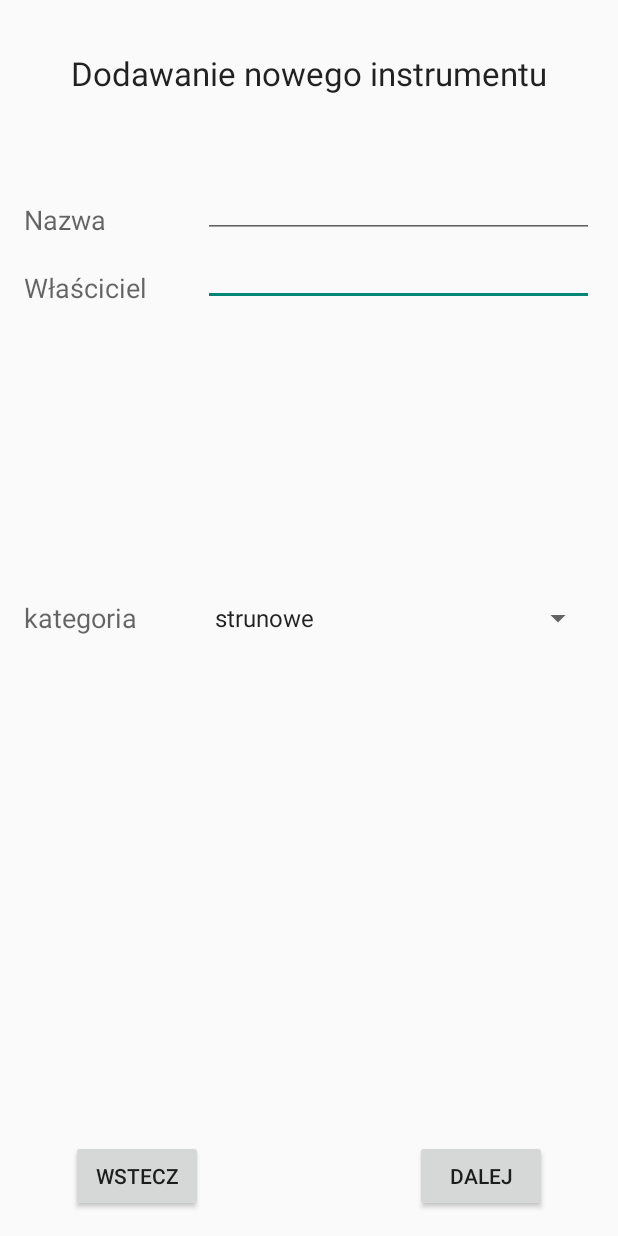
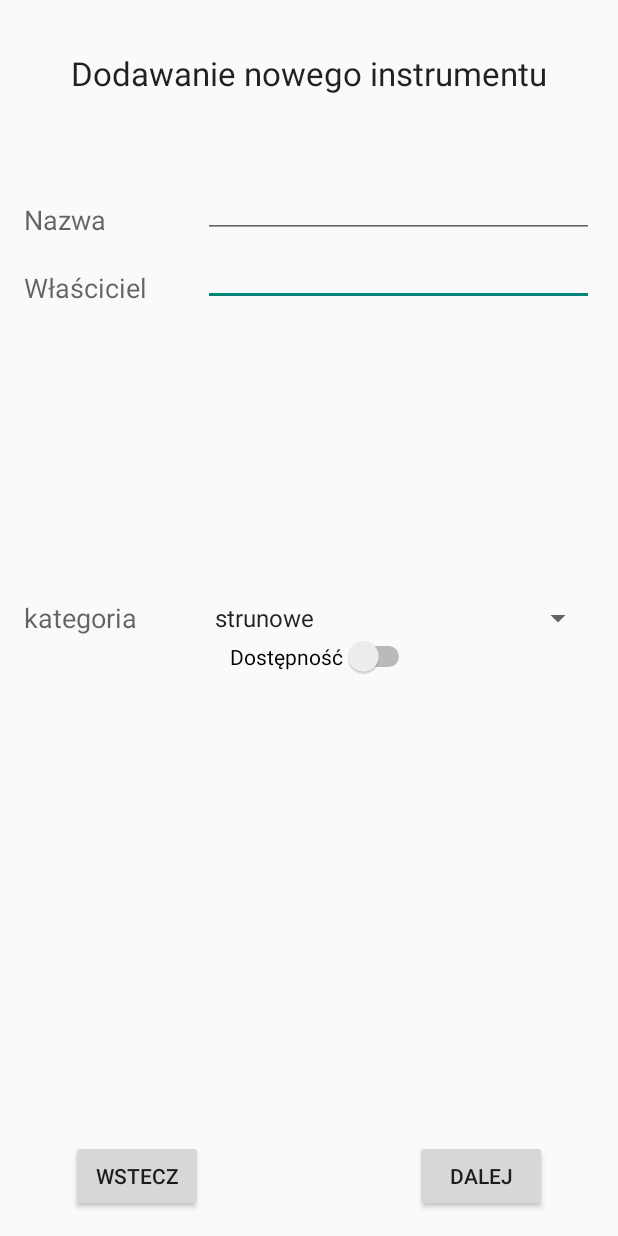
Before and after one commit to trzewa/BandRider, an Android app: the AddInstrumemtActivity screen opened directly, with no data from a screen before it, on a phone screen of 412 x 824 dp. Run offline under Robolectric (Android 15) with nearby library versions, the phone set to English and light mode, and no system bars.

Commit message:
dodanie przycisków switch - dostępność instrumentu/sprzętu

```diff
--- a/app/src/main/res/layout/activity_add_instrumemt.xml
+++ b/app/src/main/res/layout/activity_add_instrumemt.xml
@@ -98,10 +98,16 @@
         android:layout_alignRight="@+id/textView1"
         android:layout_alignEnd="@+id/textView1" />
 
-
-
-
-
+    <Switch
+        android:layout_width="wrap_content"
+        android:layout_height="wrap_content"
+        android:text="Dostępność"
+        android:id="@+id/switch1"
+        android:textOn="Tak"
+        android:textOff="Nie"
+        android:layout_below="@+id/spinner1"
+        android:layout_toLeftOf="@+id/ToInstSummary"
+        android:layout_toStartOf="@+id/ToInstSummary" />
 
 
 </RelativeLayout>
```
Also changed, not shown: app/src/main/res/layout/activity_add_stuff.xml (+9 -1 lines), 1 other file.
